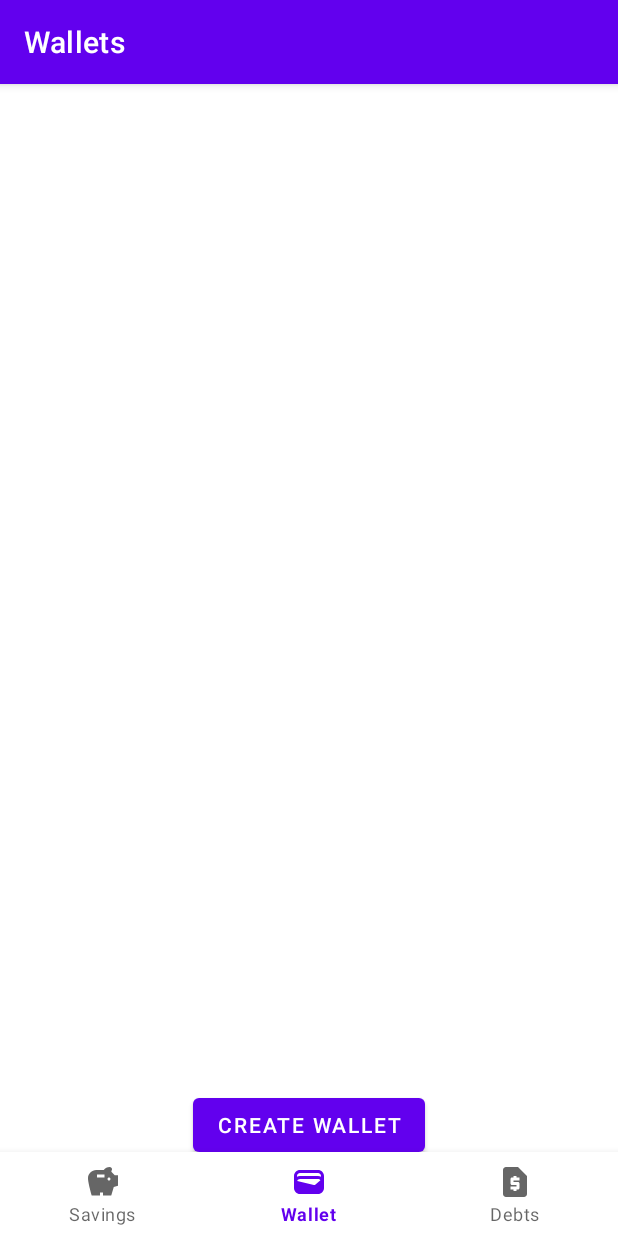
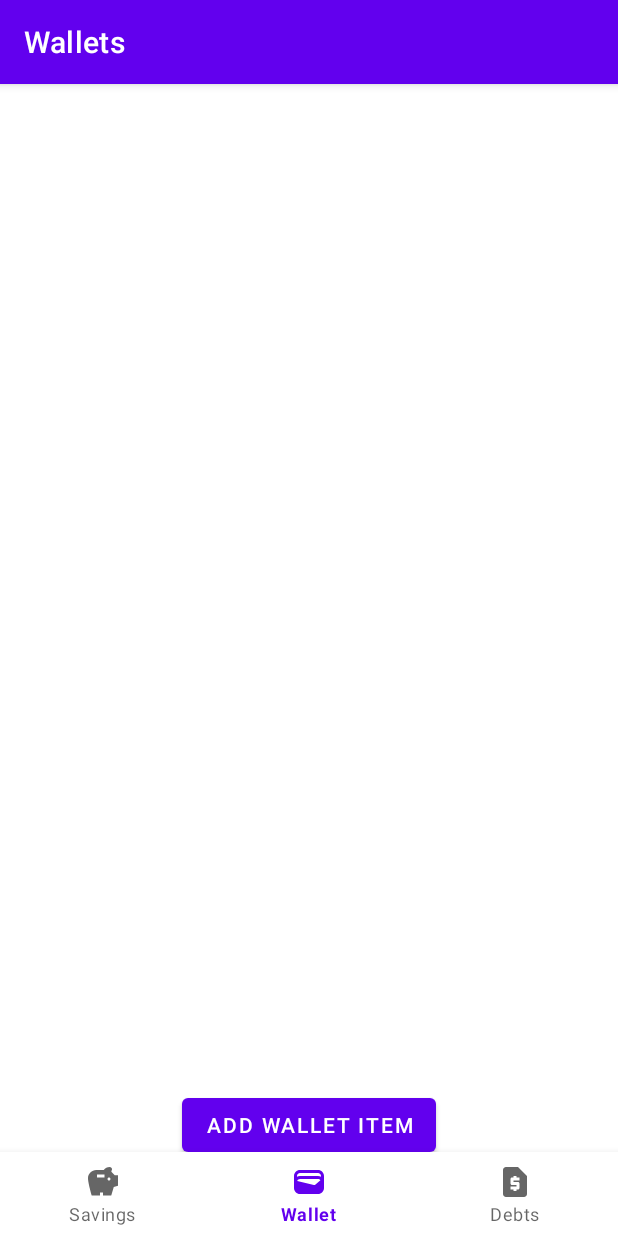
Before and after one commit to Jedflo/Budget-Tracker-Android-Application, an Android app: the screen it shows after launch (MainActivity), on a phone screen of 412 x 824 dp. Run offline under Robolectric (Android 15) with nearby library versions, the phone set to English and light mode, and no system bars; our stand-ins replace navigation-ui.

Commit message:
Updated button texts.

```diff
--- a/app/src/main/res/layout/fragment_dashboard.xml
+++ b/app/src/main/res/layout/fragment_dashboard.xml
@@ -21,7 +21,7 @@
         android:layout_width="wrap_content"
         android:layout_height="48dp"
         android:layout_marginBottom="50dp"
-        android:text="Create Wallet"
+        android:text="Add Wallet Item"
         app:layout_constraintBottom_toBottomOf="parent"
         app:layout_constraintEnd_toEndOf="parent"
         app:layout_constraintStart_toStartOf="parent" />
--- a/app/src/main/res/layout/fragment_notifications.xml
+++ b/app/src/main/res/layout/fragment_notifications.xml
@@ -22,7 +22,7 @@
         android:layout_width="wrap_content"
         android:layout_height="wrap_content"
         android:layout_marginBottom="50dp"
-        android:text="Create Debt"
+        android:text="Add Debt Item"
         app:layout_constraintBottom_toBottomOf="parent"
         app:layout_constraintEnd_toEndOf="parent"
         app:layout_constraintStart_toStartOf="parent" />
```
